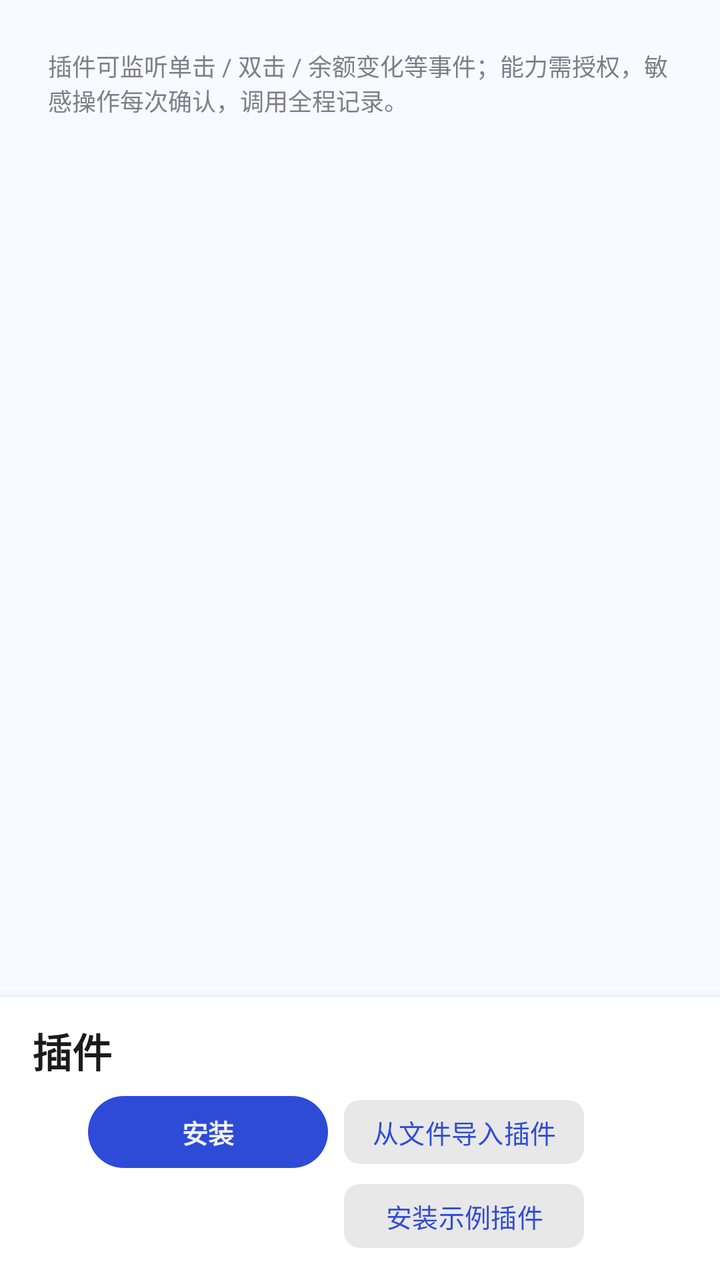
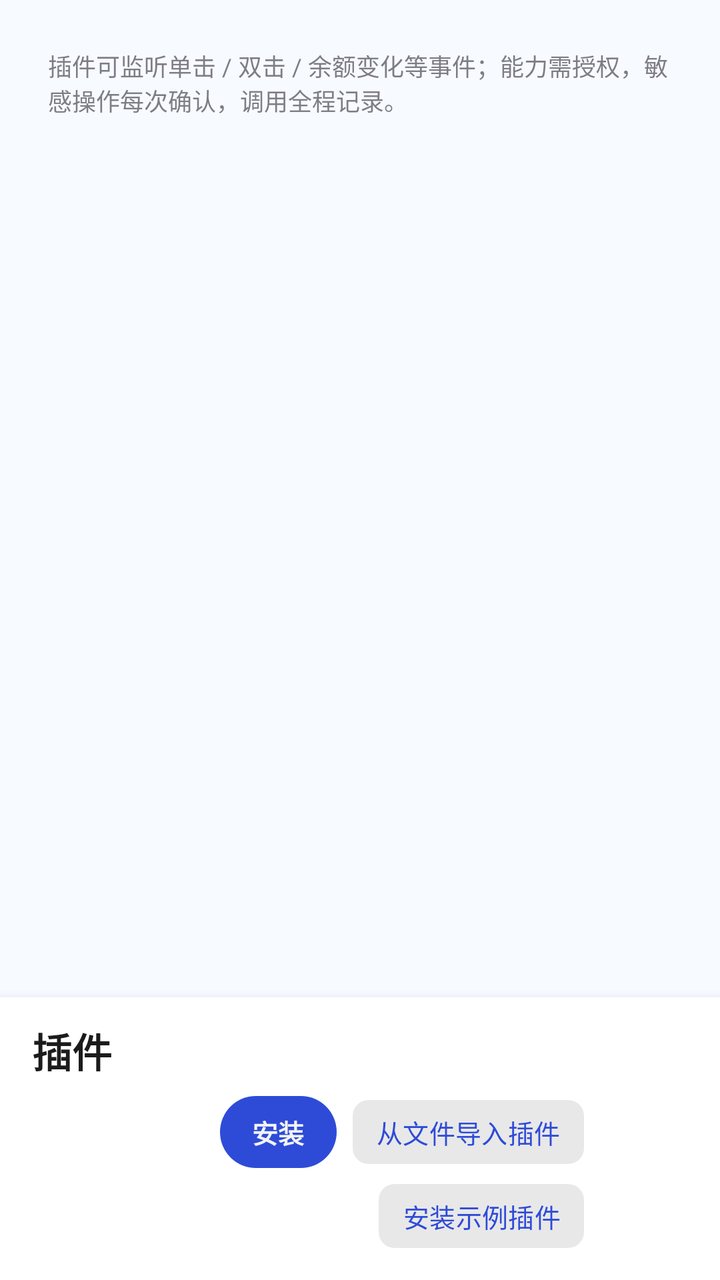

Compare the two renders of this Android layout. The source of the first and the diff that turns it into the second are given below.
<!-- AndroidManifest.xml: application theme Theme.WhalePet -->
<!-- res/layout/page_plugins.xml -->
<?xml version="1.0" encoding="utf-8"?>
<FrameLayout xmlns:android="http://schemas.android.com/apk/res/android"
    android:layout_width="match_parent"
    android:layout_height="match_parent">

    <ScrollView
        android:layout_width="match_parent"
        android:layout_height="match_parent"
        android:fillViewport="true">

        <LinearLayout
            android:layout_width="match_parent"
            android:layout_height="wrap_content"
            android:orientation="vertical"
            android:paddingStart="24dp"
            android:paddingTop="24dp"
            android:paddingEnd="24dp"
            android:paddingBottom="190dp">

            <TextView
                android:layout_width="match_parent"
                android:layout_height="wrap_content"
                android:alpha="0.7"
                android:text="@string/plugins_page_hint"
                android:textSize="12sp" />

            <LinearLayout
                android:id="@+id/ll_plugins"
                android:layout_width="match_parent"
                android:layout_height="wrap_content"
                android:layout_marginTop="12dp"
                android:orientation="vertical" />
        </LinearLayout>
    </ScrollView>

    
    <LinearLayout
        android:id="@+id/plugins_action_bar"
        android:layout_width="match_parent"
        android:layout_height="wrap_content"
        android:layout_gravity="bottom"
        android:background="@color/surface_card"
        android:elevation="8dp"
        android:orientation="vertical"
        android:paddingStart="16dp"
        android:paddingTop="12dp"
        android:paddingEnd="68dp"
        android:paddingBottom="16dp">

        <TextView
            android:layout_width="wrap_content"
            android:layout_height="wrap_content"
            android:fontFamily="sans-serif-medium"
            android:text="@string/tab_plugins"
            android:textColor="@color/text_primary"
            android:textSize="20sp"
            android:textStyle="bold" />

        <LinearLayout
            android:layout_width="wrap_content"
            android:layout_height="wrap_content"
            android:layout_gravity="end"
            android:layout_marginTop="8dp"
            android:orientation="horizontal">

            <Button
                style="@style/Widget.WhalePet.Button.Primary"
                android:id="@+id/btn_plugin_install"
                android:layout_width="wrap_content"
                android:layout_height="wrap_content"
                android:minWidth="120dp"
                android:text="@string/plugin_install" />

            <Button
                style="@style/Widget.WhalePet.Button"
                android:id="@+id/btn_plugin_import"
                android:layout_width="wrap_content"
                android:layout_height="wrap_content"
                android:layout_marginStart="8dp"
                android:minWidth="120dp"
                android:text="@string/plugin_import_from_file" />
        </LinearLayout>

        <Button
            style="@style/Widget.WhalePet.Button"
            android:id="@+id/btn_plugin_sample"
            android:layout_gravity="end"
            android:layout_width="wrap_content"
            android:minWidth="120dp"
            android:layout_height="wrap_content"
            android:layout_marginTop="8dp"
            android:text="@string/plugin_install_sample" />
    </LinearLayout>
</FrameLayout>
<!-- resources referenced by this layout -->
<resources>
  <color name="surface_card">#FFFFFF</color>
  <color name="text_primary">#1B1B1B</color>
  <string name="plugin_import_from_file">从文件导入插件</string>
  <string name="plugin_install">安装</string>
  <string name="plugin_install_sample">安装示例插件</string>
  <string name="plugins_page_hint">插件可监听单击 / 双击 / 余额变化等事件；能力需授权，敏感操作每次确认，调用全程记录。</string>
  <string name="tab_plugins">插件</string>
  <style name="Widget.WhalePet.Button" parent="Widget.Material3.Button.TonalButton">
          
          <item name="android:minHeight">32dp</item>
          <item name="android:minWidth">0dp</item>
          <item name="android:insetTop">0dp</item>
          <item name="android:insetBottom">0dp</item>
          <item name="android:paddingLeft">12dp</item>
          <item name="android:paddingRight">12dp</item>
          <item name="android:textSize">13sp</item>
          <item name="backgroundTint">@color/surface_chip</item>
          <item name="android:textColor">@color/brand_primary</item>
          <item name="cornerRadius">8dp</item>
      </style>
  <style name="Widget.WhalePet.Button.Primary" parent="Widget.Material3.Button.TonalButton">
          
          <item name="android:minHeight">36dp</item>
          <item name="android:minWidth">0dp</item>
          <item name="android:insetTop">0dp</item>
          <item name="android:insetBottom">0dp</item>
          <item name="android:paddingLeft">16dp</item>
          <item name="android:paddingRight">16dp</item>
          <item name="android:textSize">13sp</item>
          <item name="backgroundTint">@color/brand_primary</item>
          <item name="android:textColor">@color/f2f4f5</item>
          <item name="android:fontFamily">sans-serif-medium</item>
          <item name="android:textStyle">bold</item>
      </style>
  <style name="Theme.WhalePet" parent="Theme.Material3.DayNight.NoActionBar">
          
          <item name="colorPrimary">@color/brand_primary</item>
          <item name="colorOnPrimary">#FFFFFF</item>
          <item name="colorPrimaryContainer">#DDE3FF</item>
          <item name="colorOnPrimaryContainer">#10214A</item>
          <item name="colorSecondary">#2E9E5B</item>
          <item name="colorSurface">#FFFFFF</item>
          <item name="android:windowBackground">@color/surface_page</item>
          <item name="colorSurfaceVariant">#EDEDED</item>
          <item name="colorOutline">@color/outline_soft</item>
          <item name="android:statusBarColor">@android:color/transparent</item>
      </style>
  <color name="surface_chip">#E8E8E8</color>
  <color name="brand_primary">#2E4BD8</color>
  <color name="f2f4f5">#F2F4F5</color>
  <color name="surface_page">#F7FAFF</color>
  <color name="outline_soft">#DEDEDE</color>
</resources>

<!-- the commit's change to res/layout/page_plugins.xml (unified diff, before → after) -->
@@ -68,7 +68,6 @@
                 android:id="@+id/btn_plugin_install"
                 android:layout_width="wrap_content"
                 android:layout_height="wrap_content"
-                android:minWidth="120dp"
                 android:text="@string/plugin_install" />
 
             <Button
@@ -77,7 +76,6 @@
                 android:layout_width="wrap_content"
                 android:layout_height="wrap_content"
                 android:layout_marginStart="8dp"
-                android:minWidth="120dp"
                 android:text="@string/plugin_import_from_file" />
         </LinearLayout>
 
@@ -86,7 +84,6 @@
             android:id="@+id/btn_plugin_sample"
             android:layout_gravity="end"
             android:layout_width="wrap_content"
-            android:minWidth="120dp"
             android:layout_height="wrap_content"
             android:layout_marginTop="8dp"
             android:text="@string/plugin_install_sample" />
